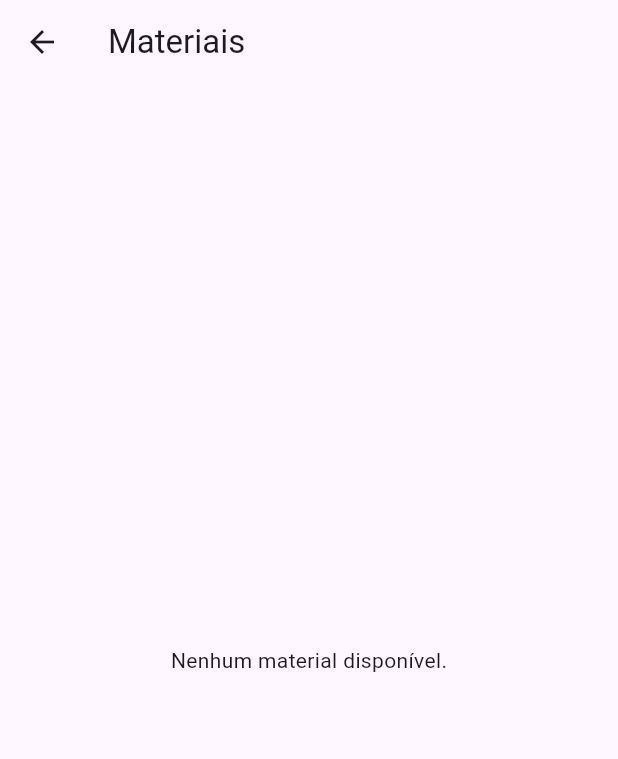
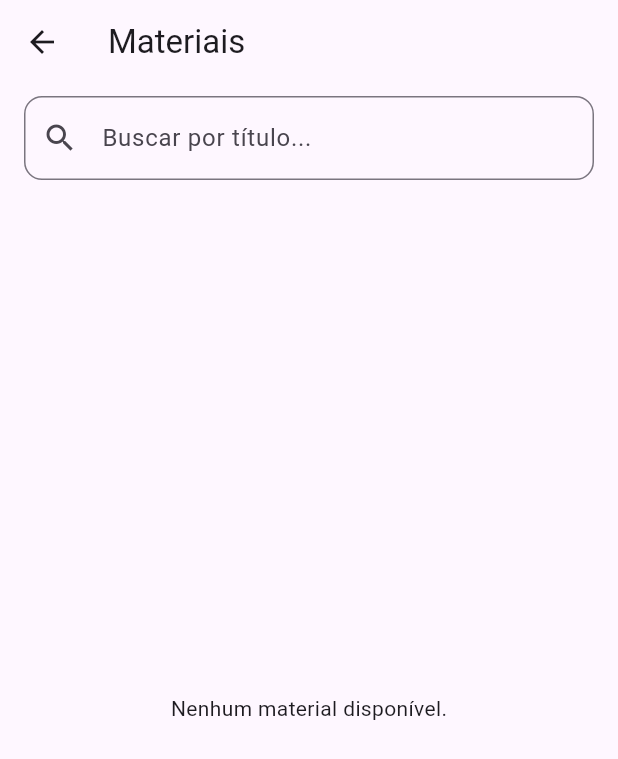
Before and after one commit to tello24/ProjetoIntegradorSeason4, a Flutter app: the MaterialsPage screen opened by its route, on a phone screen of 412 x 824 dp. Shown: the top 759 px of the screen. Run offline on Flutter 3.47's test engine with Material 3 defaults, Android fonts, the phone set to English and light mode, and no system bars; our stand-ins replace cloud_firestore, file_picker, firebase_auth, firebase_core, open_filex; missing offline and left inert: dart:html; accounts and stored records are empty.

Commit message:
UPDATE: materials_page.dart
update para funcionar a nova tela

```diff
--- a/poliedro_sistema/lib/pages/materials_page.dart
+++ b/poliedro_sistema/lib/pages/materials_page.dart
@@ -11,6 +11,9 @@ import 'package:url_launcher/url_launcher.dart';
 // IO por padrão; no web usa Blob/anchor
 import '../utils/open_inline_io.dart'
   if (dart.library.html) '../utils/open_inline_web.dart';
+
+// Tela de detalhes do material
+import 'material_details.dart';
 
 class MaterialsPage extends StatefulWidget {
   const MaterialsPage({super.key});
@@ -30,6 +33,10 @@ class _MaterialsPageState extends State<MaterialsPage> {
   final _title = TextEditingController();
   final _subject = TextEditingController();
   final _linkUrl = TextEditingController();
+
+  // --------- busca e filtro ---------
+  final _searchCtrl = TextEditingController();
+  String? _selectedSubject;
 
   // turmas selecionadas para NOVOS materiais
   final List<String> _selectedClassIds = [];
@@ -88,6 +95,7 @@ class _MaterialsPageState extends State<MaterialsPage> {
     _title.dispose();
     _subject.dispose();
     _linkUrl.dispose();
+    _searchCtrl.dispose();
     super.dispose();
   }
 
@@ -405,10 +413,11 @@ class _MaterialsPageState extends State<MaterialsPage> {
   }
 
   // ============================================================================
-  //                                   AÇÕES
+  //                                   AÇÕES (utilitário legado)
   // ============================================================================
 
   Future<void> _openItem(Map<String, dynamic> data) async {
+    // Mantido apenas como utilitário, não é mais chamado no onTap da lista.
     final type = (data['type'] ?? '').toString();
 
     if (type == 'link') {
@@ -782,6 +791,20 @@ class _MaterialsPageState extends State<MaterialsPage> {
               ),
             ),
 
+          // ======================= BUSCA + CHIPS =======================
+          Padding(
+            padding: const EdgeInsets.fromLTRB(16, 8, 16, 0),
+            child: TextField(
+              controller: _searchCtrl,
+              decoration: InputDecoration(
+                hintText: 'Buscar por título...',
+                prefixIcon: const Icon(Icons.search),
+                border: OutlineInputBorder(borderRadius: BorderRadius.circular(12)),
+              ),
+              onChanged: (_) => setState(() {}),
+            ),
+          ),
+
           // Lista de materiais
           Expanded(
             child: _materialsStream == null
@@ -830,25 +853,68 @@ class _MaterialsPageState extends State<MaterialsPage> {
                         return const Center(child: Text('Nenhum material disponível.'));
                       }
 
-                      return ListView.separated(
+                      // ---------------- Disciplinas distintas ----------------
+                      final subjects = <String>{};
+                      for (final d in docs) {
+                        final subj = (d.data()['subject'] ?? '').toString().trim();
+                        if (subj.isNotEmpty) subjects.add(subj);
+                      }
+                      final subjectsList = subjects.toList()..sort();
+
+                      // ---------------- Filtros client-side ----------------
+                      final term = _searchCtrl.text.trim().toLowerCase();
+                      final filtered = docs.where((d) {
+                        final data = d.data();
+                        final subj = (data['subject'] ?? '').toString();
+                        final title = (data['title'] ?? '').toString().toLowerCase();
+
+                        final subjectOk = _selectedSubject == null || _selectedSubject == subj;
+                        final searchOk = term.isEmpty || title.contains(term);
+                        return subjectOk && searchOk;
+                      }).toList();
+
+                      return Column(
+                        children: [
+                          // Chips de disciplina
+                          if (subjectsList.isNotEmpty)
+                            SizedBox(
+                              height: 46,
+                              child: ListView(
+                                scrollDirection: Axis.horizontal,
+                                padding: const EdgeInsets.symmetric(horizontal: 12, vertical: 8),
+                                children: [
+                                  Padding(
+                                    padding: const EdgeInsets.only(right: 8),
+                                    child: ChoiceChip(
+                                      label: const Text('Todas'),
+                                      selected: _selectedSubject == null,
+                                      onSelected: (_) => setState(() => _selectedSubject = null),
+                                    ),
+                                  ),
+                                  ...subjectsList.map((s) => Padding(
+                                        padding: const EdgeInsets.only(right: 8),
+                                        child: ChoiceChip(
+                                          label: Text(s),
+                                          selected: _selectedSubject == s,
+                                          onSelected: (_) => setState(() => _selectedSubject = s),
+                                        ),
+                                      )),
+                                ],
+                              ),
+                            ),
+
+                          // Lista filtrada
+                          Expanded(
+                            child: ListView.separated(
                               padding: const EdgeInsets.fromLTRB(16, 8, 16, 16),
-                        itemCount: docs.length,
+                              itemCount: filtered.length,
                               separatorBuilder: (_, __) => const Divider(height: 1),
                               itemBuilder: (_, i) {
-                          final d = docs[i];
+                                final d = filtered[i];
                                 final data = d.data();
                                 final type = (data['type'] ?? '').toString();
                                 final title = (data['title'] ?? 'Sem título').toString();
                                 final subject = (data['subject'] ?? '').toString();
-                          final ownerUid = (data['ownerUid'] ?? '').toString();
-                          final isMine = (_isProfessor == true) && ownerUid == _uid;
-
-                          final classNames =
-                              ((data['classNames'] as List?)?.map((e) => e.toString()).toList() ?? const []);
-                          final classesLine = classNames.isEmpty
-                              ? null
-                              : Text('Turmas: ${classNames.join(", ")}',
-                                  style: Theme.of(context).textTheme.bodySmall);
 
                                 IconData icon;
                                 String subtitle = subject;
@@ -869,38 +935,19 @@ class _MaterialsPageState extends State<MaterialsPage> {
                                 return ListTile(
                                   leading: Icon(icon),
                                   title: Text(title),
-                            subtitle: Column(
-                              crossAxisAlignment: CrossAxisAlignment.start,
-                              children: [
-                                if (subtitle.isNotEmpty) Text(subtitle),
-                                if (classesLine != null) classesLine,
-                              ],
+                                  subtitle: subtitle.isNotEmpty ? Text(subtitle) : null,
+                                  trailing: const Icon(Icons.arrow_forward_ios_rounded),
+                                  onTap: () => Navigator.push(
+                                    context,
+                                    MaterialPageRoute(
+                                      builder: (_) => MaterialDetailsPage(ref: d.reference),
                                     ),
-                            onTap: () => _openItem(data),
-                            trailing: isMine
-                                ? Row(
-                                    mainAxisSize: MainAxisSize.min,
-                                    children: [
-                                      IconButton(
-                                        tooltip: 'Editar turmas',
-                                        icon: const Icon(Icons.groups_2_outlined),
-                                        onPressed: () => _editClassesForMaterial(d),
                                   ),
-                                      IconButton(
-                                        tooltip: 'Editar',
-                                        icon: const Icon(Icons.edit_outlined),
-                                        onPressed: () => _showEditDialog(d),
+                                );
+                              },
                             ),
-                                      IconButton(
-                                        tooltip: 'Excluir',
-                                        icon: const Icon(Icons.delete_outline),
-                                        onPressed: () => _deleteMaterial(d),
                           ),
                         ],
-                                  )
-                                : null,
-                          );
-                        },
                       );
                     },
                   ),
```
Lines whose indentation alone changed are shown as unchanged.
